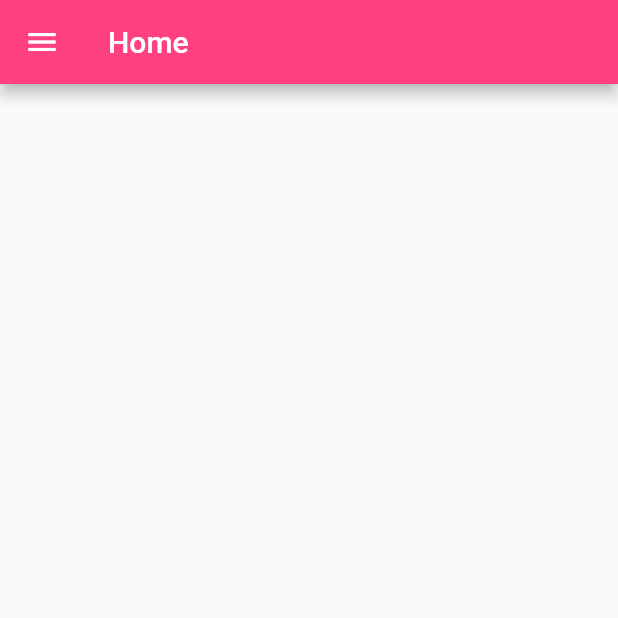
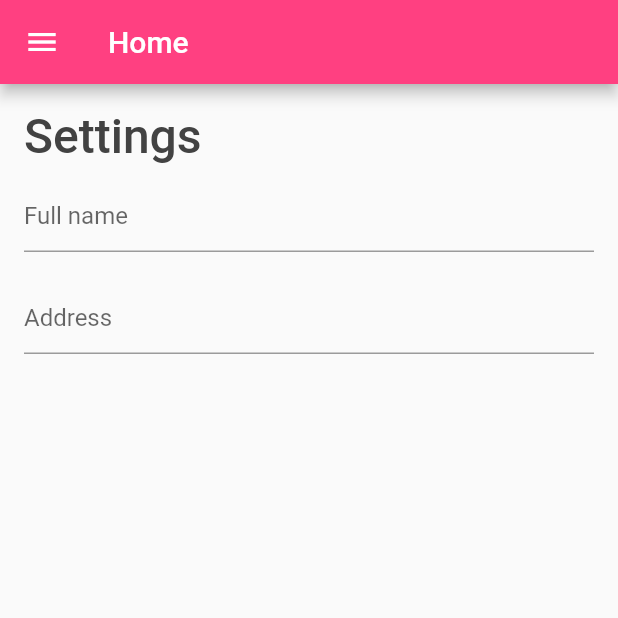
Before and after one commit to cparragatorres/flutter_codigo5_sp, a Flutter app: the screen it shows after launch, on a phone screen of 412 x 824 dp, the top half of it. Run offline on Flutter 3.47's test engine with Material 2 defaults, Android fonts, the phone set to English and light mode, and no system bars.

Commit message:
Settings

```diff
--- a/lib/pages/home_page.dart
+++ b/lib/pages/home_page.dart
@@ -102,6 +102,38 @@ class _HomePageState extends State<HomePage> {
           ],
         ),
       ),
+      body: Padding(
+        padding: const EdgeInsets.all(16.0),
+        child: Column(
+          crossAxisAlignment: CrossAxisAlignment.start,
+          children: [
+            Text(
+              "Settings",
+              style: TextStyle(
+                fontSize: 32,
+                fontWeight: FontWeight.w500,
+                color: Color(0xff424242),
+              ),
+            ),
+            const SizedBox(
+              height: 10.0,
+            ),
+            TextField(
+              decoration: InputDecoration(
+                hintText: "Full name"
+              ),
+            ),
+            const SizedBox(
+              height: 20.0,
+            ),
+            TextField(
+              decoration: InputDecoration(
+                  hintText: "Address"
+              ),
+            ),
+          ],
+        ),
+      ),
     );
   }
 }
```
